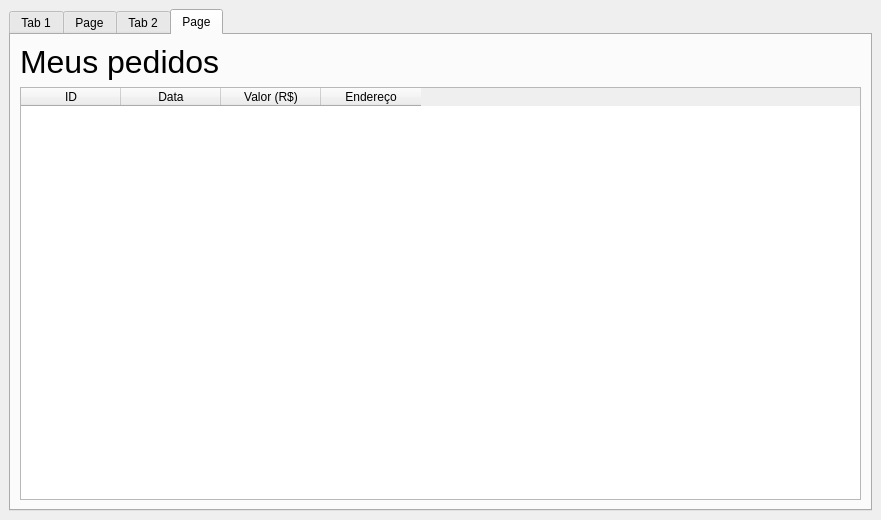
First picture: the form in ProjetoEcommerce/mainwindow.ui, repository FilipeMrFerracioli/Projeto-ecommerce-tp2, before the edit.
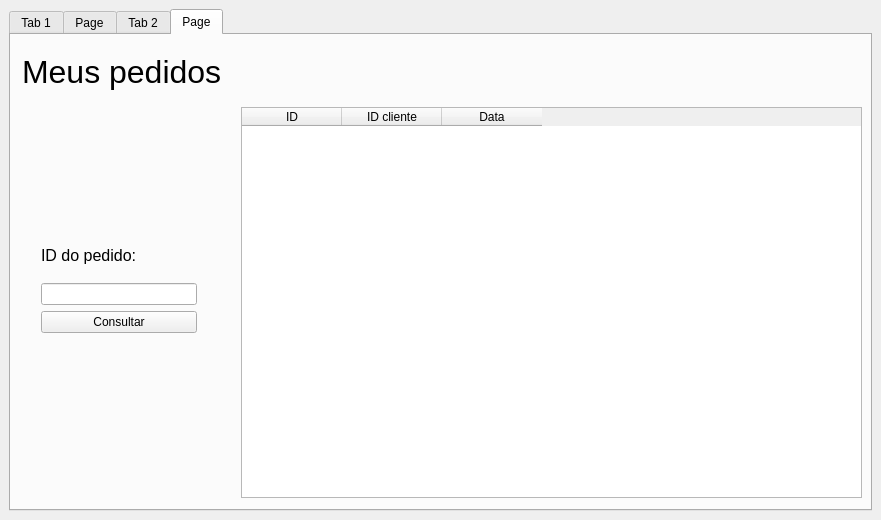
Second picture: the form after the edit. The open tabs and pages were chosen to show the change.

```diff
--- a/ProjetoEcommerce/mainwindow.ui
+++ b/ProjetoEcommerce/mainwindow.ui
@@ -409,39 +409,73 @@
        <attribute name="title">
         <string>Page</string>
        </attribute>
-       <layout class="QGridLayout" name="gridLayout_2">
-        <item row="1" column="0">
          <widget class="QTableWidget" name="tableWidgetGridPedidos">
+        <property name="geometry">
+         <rect>
+          <x>230</x>
+          <y>72</y>
+          <width>621</width>
+          <height>391</height>
+         </rect>
+        </property>
           <column>
            <property name="text">
             <string>ID</string>
            </property>
           </column>
+        <column>
+         <property name="text">
+          <string>ID cliente</string>
+         </property>
+        </column>
           <column>
            <property name="text">
             <string>Data</string>
            </property>
           </column>
-          <column>
-           <property name="text">
-            <string>Valor (R$)</string>
-           </property>
-          </column>
-          <column>
-           <property name="text">
-            <string>Endereço</string>
-           </property>
-          </column>
-         </widget>
-        </item>
-        <item row="0" column="0">
+       </widget>
          <widget class="QLabel" name="label_25">
+        <property name="geometry">
+         <rect>
+          <x>11</x>
+          <y>11</y>
+          <width>251</width>
+          <height>54</height>
+         </rect>
+        </property>
           <property name="text">
            <string>&lt;html&gt;&lt;head/&gt;&lt;body&gt;&lt;p&gt;&lt;span style=&quot; font-size:24pt;&quot;&gt;Meus pedidos&lt;/span&gt;&lt;/p&gt;&lt;/body&gt;&lt;/html&gt;</string>
           </property>
          </widget>
-        </item>
-       </layout>
+       <widget class="QWidget" name="">
+        <property name="geometry">
+         <rect>
+          <x>30</x>
+          <y>200</y>
+          <width>156</width>
+          <height>98</height>
+         </rect>
+        </property>
+        <layout class="QVBoxLayout" name="verticalLayout_11">
+         <item>
+          <widget class="QLabel" name="label_10">
+           <property name="text">
+            <string>&lt;html&gt;&lt;head/&gt;&lt;body&gt;&lt;p&gt;&lt;span style=&quot; font-size:12pt;&quot;&gt;ID do pedido:&lt;/span&gt;&lt;/p&gt;&lt;/body&gt;&lt;/html&gt;</string>
+           </property>
+          </widget>
+         </item>
+         <item>
+          <widget class="QLineEdit" name="lineEditConsultarPedido"/>
+         </item>
+         <item>
+          <widget class="QPushButton" name="pushButtonConsultarPedido">
+           <property name="text">
+            <string>Consultar</string>
+           </property>
+          </widget>
+         </item>
+        </layout>
+       </widget>
       </widget>
      </widget>
     </item>
```
Left out of the diff: 2 changed lines with no effect on the pictures. Lines whose indentation alone changed are shown as unchanged.
